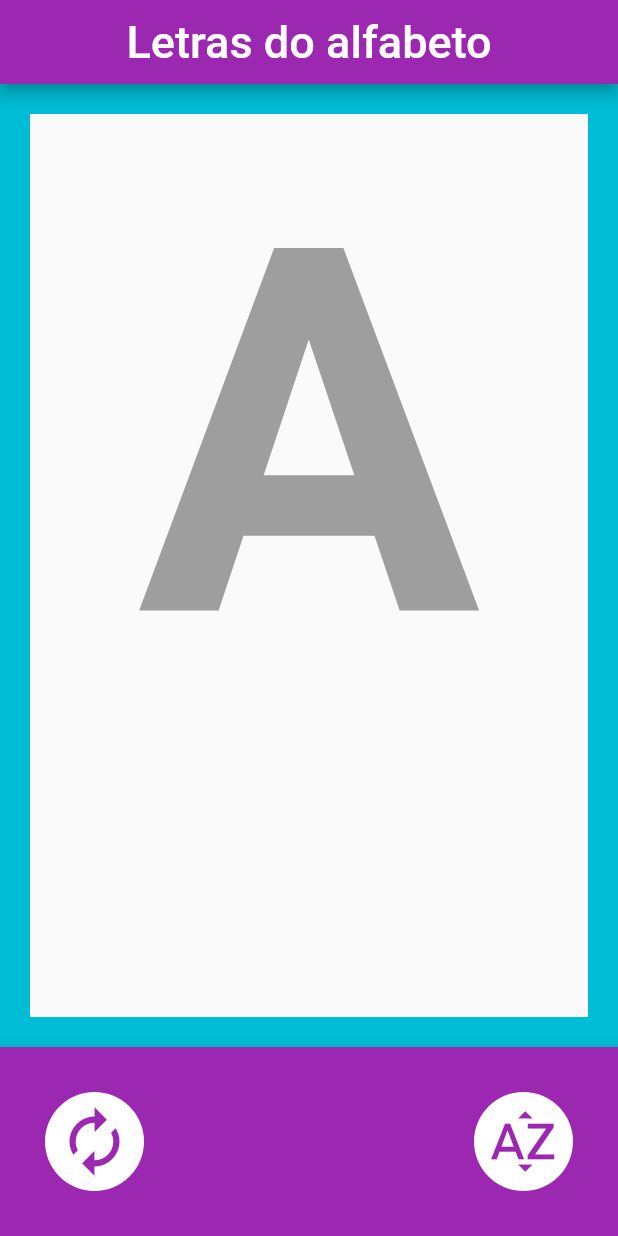
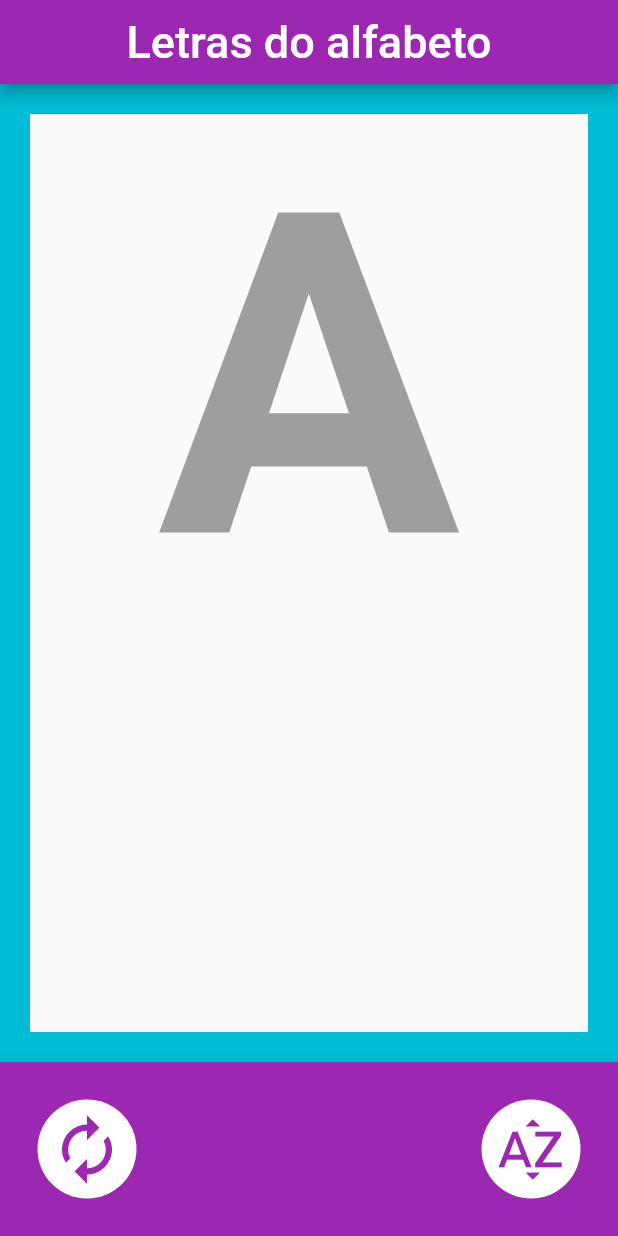
Before and after one commit to alexandreximenes/flutter, a Flutter app: the screen it shows after launch, on a phone screen of 412 x 824 dp. Run offline on Flutter 3.47's test engine with Material 2 defaults, Android fonts, the phone set to English and light mode, and no system bars; our stand-ins replace flutter_tts.

Commit message:
app alfabeto - v2

```diff
--- a/3 Letras do alfabeto/alfabeto/lib/main.dart
+++ b/3 Letras do alfabeto/alfabeto/lib/main.dart
@@ -106,7 +106,7 @@ class _HomeState extends State<Home> {
               width: 20, color: Colors.cyan, style: BorderStyle.solid),
         ),
         child: Padding(
-          padding: EdgeInsets.all(16),
+          padding: EdgeInsets.all(1),
           child: Column(
             mainAxisAlignment: MainAxisAlignment.spaceBetween,
             crossAxisAlignment: CrossAxisAlignment.center,
@@ -123,7 +123,7 @@ class _HomeState extends State<Home> {
                       _letra,
                       style: TextStyle(
                           color: Colors.grey,
-                          fontSize: 340,
+                          fontSize: 300,
                           fontWeight: FontWeight.bold),
                     ),
                   ))
@@ -136,7 +136,7 @@ class _HomeState extends State<Home> {
       bottomNavigationBar: BottomAppBar(
           color: Colors.purple,
           child: Padding(
-            padding: EdgeInsets.all(30),
+            padding: EdgeInsets.all(25),
             child: Row(
               mainAxisAlignment: MainAxisAlignment.spaceBetween,
               children: <Widget>[
```
Also changed, not shown: 3 Letras do alfabeto/alfabeto/images/tela_v2.PNG (added).
